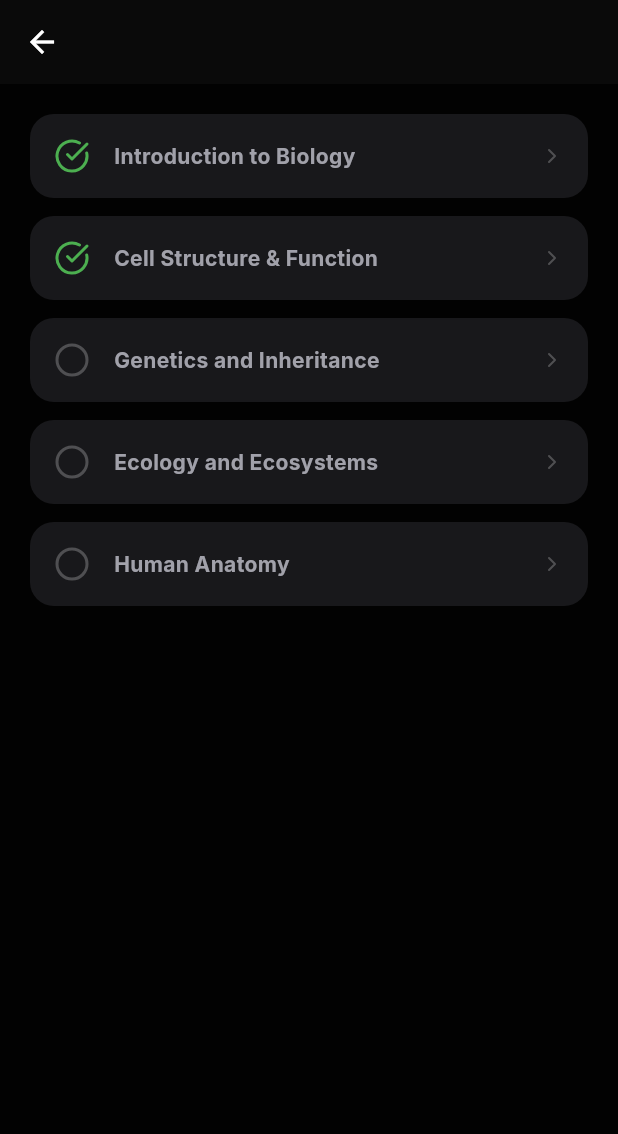
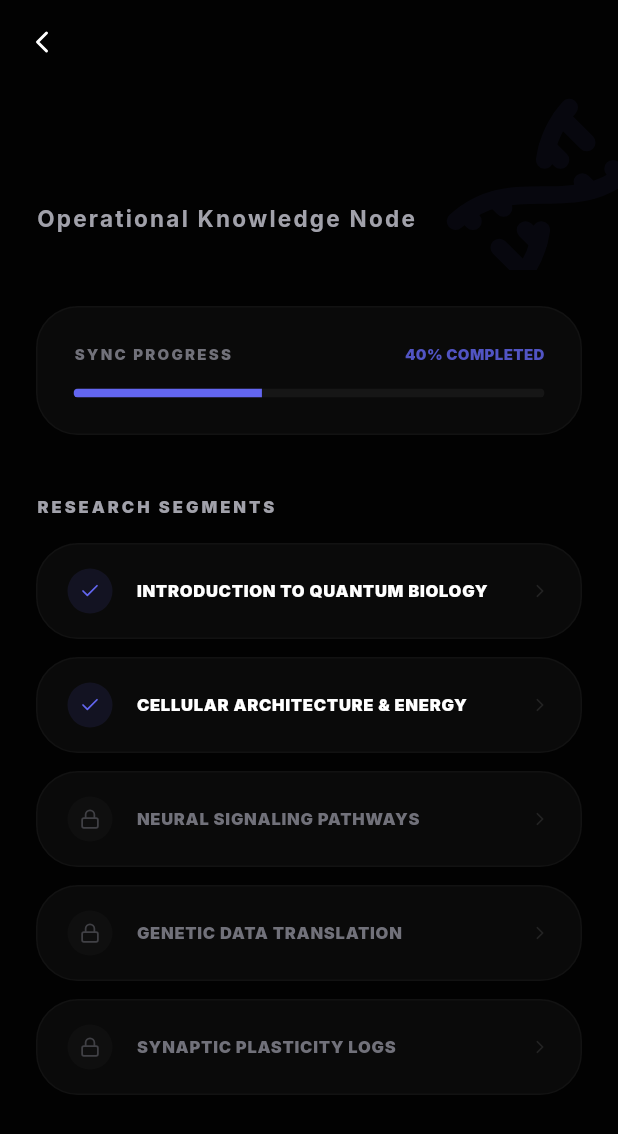
Before and after one commit to daxp472/EduMind, a Flutter app: the SubjectDetailScreen screen opened directly with empty values, on a phone screen of 412 x 824 dp. Shown: the top 1134 px of the screen. Run offline on Flutter 3.47's test engine with Material 3 defaults, Android fonts, the phone set to English and light mode, and no system bars; drawn by our look-alikes of flutter_animate; our stand-ins replace dio, flutter_secure_storage, google_fonts, lucide_icons; accounts and stored records are empty.

Commit message:
feat: implement Subject Detail view for study materials

```diff
--- a/App/lib/screens/study/subject_detail.dart
+++ b/App/lib/screens/study/subject_detail.dart
@@ -1,6 +1,9 @@
 import 'package:flutter/material.dart';
 import 'package:lucide_icons/lucide_icons.dart';
 import '../../core/constants.dart';
+import '../../core/app_colors.dart';
+import '../../widgets/premium_card.dart';
+import 'package:flutter_animate/flutter_animate.dart';
 
 class SubjectDetailScreen extends StatelessWidget {
   final String subjectName;
@@ -10,34 +13,184 @@ class SubjectDetailScreen extends StatelessWidget {
   @override
   Widget build(BuildContext context) {
     return Scaffold(
-      appBar: AppBar(title: Text(subjectName)),
-      body: ListView(
-        padding: const EdgeInsets.all(AppConstants.defaultPadding),
-        children: [
-          _buildTopicItem('Introduction to Biology', true),
-          _buildTopicItem('Cell Structure & Function', true),
-          _buildTopicItem('Genetics and Inheritance', false),
-          _buildTopicItem('Ecology and Ecosystems', false),
-          _buildTopicItem('Human Anatomy', false),
+      backgroundColor: AppColors.background,
+      body: CustomScrollView(
+        physics: const BouncingScrollPhysics(),
+        slivers: [
+          SliverAppBar(
+            expandedHeight: 180.0,
+            floating: false,
+            pinned: true,
+            elevation: 0,
+            backgroundColor: AppColors.background.withOpacity(0.95),
+            leading: IconButton(
+              icon: const Icon(LucideIcons.chevronLeft, color: Colors.white),
+              onPressed: () => Navigator.pop(context),
+            ),
+            flexibleSpace: FlexibleSpaceBar(
+              background: Stack(
+                children: [
+                   Positioned(
+                    bottom: -20,
+                    right: -20,
+                    child: Icon(
+                      LucideIcons.dna,
+                      size: 140,
+                      color: AppColors.primary.withOpacity(0.05),
+                    ),
+                  ),
+                ],
+              ),
+              title: Column(
+                mainAxisAlignment: MainAxisAlignment.end,
+                crossAxisAlignment: CrossAxisAlignment.start,
+                children: [
+                  Text(
+                    subjectName.toUpperCase(),
+                    style: const TextStyle(
+                      fontSize: 18,
+                      fontWeight: FontWeight.w900,
+                      letterSpacing: -0.5,
+                      color: Colors.white,
+                    ),
+                  ),
+                  const Text(
+                    'Operational Knowledge Node',
+                    style: TextStyle(
+                      fontSize: 10,
+                      fontWeight: FontWeight.bold,
+                      color: AppColors.textSecondary,
+                      letterSpacing: 1.0,
+                    ),
+                  ),
+                ],
+              ),
+              centerTitle: false,
+              titlePadding: const EdgeInsets.only(left: 24, bottom: 24),
+            ),
+          ),
+          SliverToBoxAdapter(
+            child: Padding(
+              padding: const EdgeInsets.all(24.0),
+              child: Column(
+                crossAxisAlignment: CrossAxisAlignment.start,
+                children: [
+                  _buildProgressOverview(),
+                  const SizedBox(height: 40),
+                  const Text(
+                    'RESEARCH SEGMENTS',
+                    style: TextStyle(
+                      fontSize: 11,
+                      fontWeight: FontWeight.w900,
+                      letterSpacing: 2.0,
+                      color: AppColors.textSecondary,
+                    ),
+                  ).animate().fadeIn().slideX(begin: -0.1),
+                  const SizedBox(height: 16),
+                  _buildTopicList(),
+                ],
+              ),
+            ),
+          ),
         ],
       ),
     );
   }
 
-  Widget _buildTopicItem(String title, bool isCompleted) {
-    return Container(
-      margin: const EdgeInsets.only(bottom: 12),
-      padding: const EdgeInsets.all(16),
-      decoration: BoxDecoration(color: AppConstants.surfaceColor, borderRadius: BorderRadius.circular(16)),
-      child: Row(
+  Widget _buildProgressOverview() {
+    return PremiumCard(
+      padding: const EdgeInsets.all(24),
+      child: Column(
         children: [
-          Icon(isCompleted ? LucideIcons.checkCircle : LucideIcons.circle, color: isCompleted ? Colors.green : Colors.white24),
-          const SizedBox(width: 16),
-          Text(title, style: const TextStyle(fontWeight: FontWeight.bold)),
-          const Spacer(),
-          const Icon(LucideIcons.chevronRight, size: 16, color: Colors.white24),
+          Row(
+            mainAxisAlignment: MainAxisAlignment.spaceBetween,
+            children: [
+              const Text(
+                'SYNC PROGRESS',
+                style: TextStyle(
+                  color: AppColors.textMuted,
+                  fontSize: 10,
+                  fontWeight: FontWeight.w900,
+                  letterSpacing: 1.5,
+                ),
+              ),
+              Text(
+                '40% COMPLETED',
+                style: TextStyle(
+                  color: AppColors.primary.withOpacity(0.8),
+                  fontSize: 10,
+                  fontWeight: FontWeight.w900,
+                ),
+              ),
+            ],
+          ),
+          const SizedBox(height: 16),
+          ClipRRect(
+            borderRadius: BorderRadius.circular(4),
+            child: LinearProgressIndicator(
+              value: 0.4,
+              backgroundColor: Colors.white.withOpacity(0.05),
+              valueColor: const AlwaysStoppedAnimation<Color>(AppColors.primary),
+              minHeight: 6,
+            ),
+          ),
         ],
       ),
+    ).animate().fadeIn(delay: 200.ms).scale(begin: const Offset(0.95, 0.95));
+  }
+
+  Widget _buildTopicList() {
+    final topics = [
+      {'title': 'INTRODUCTION TO QUANTUM BIOLOGY', 'done': true},
+      {'title': 'CELLULAR ARCHITECTURE & ENERGY', 'done': true},
+      {'title': 'NEURAL SIGNALING PATHWAYS', 'done': false},
+      {'title': 'GENETIC DATA TRANSLATION', 'done': false},
+      {'title': 'SYNAPTIC PLASTICITY LOGS', 'done': false},
+    ];
+
+    return Column(
+      children: topics.asMap().entries.map((entry) {
+        final index = entry.key;
+        final topic = entry.value;
+        final isCompleted = topic['done'] as bool;
+
+        return Container(
+          margin: const EdgeInsets.only(bottom: 12),
+          child: PremiumCard(
+            padding: const EdgeInsets.symmetric(horizontal: 20, vertical: 16),
+            onTap: () {},
+            child: Row(
+              children: [
+                Container(
+                  padding: const EdgeInsets.all(8),
+                  decoration: BoxDecoration(
+                    color: isCompleted ? AppColors.primary.withOpacity(0.1) : Colors.white.withOpacity(0.02),
+                    shape: BoxShape.circle,
+                  ),
+                  child: Icon(
+                    isCompleted ? LucideIcons.check : LucideIcons.lock,
+                    size: 14,
+                    color: isCompleted ? AppColors.primary : AppColors.textMuted.withOpacity(0.5),
+                  ),
+                ),
+                const SizedBox(width: 16),
+                Expanded(
+                  child: Text(
+                    topic['title'] as String,
+                    style: TextStyle(
+                      fontWeight: FontWeight.w900,
+                      fontSize: 11,
+                      letterSpacing: 0.5,
+                      color: isCompleted ? Colors.white : AppColors.textMuted,
+                    ),
+                  ),
+                ),
+                const Icon(LucideIcons.chevronRight, size: 14, color: Colors.white10),
+              ],
+            ),
+          ),
+        ).animate().fadeIn(delay: (300 + index * 50).ms).slideX(begin: 0.05);
+      }).toList(),
     );
   }
 }
```
